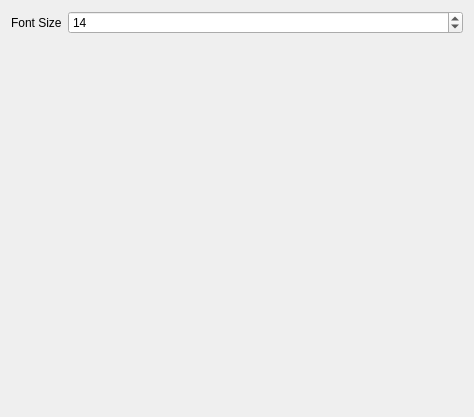
Old version of the form ui/QEditorSettings.ui in the repository tmontaigu/CloudCompare-PythonRuntime.
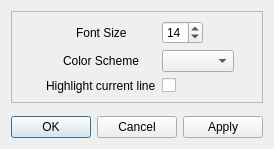
New version of the form.

Commit message:
Improve Editor settings & add color scheme
This makes the settings menu of the Editor nicer, and now it also have actual options

The more important one is a color scheme option, where we can now
chose between 2 color schemes (Default and Dracula)

 - Add color scheme selection to editor settings
 - Add checkbox to tell whether the current line should be highlighted
 - Use QSettings to persistently save settings

Patch:
```diff
--- a/ui/QEditorSettings.ui
+++ b/ui/QEditorSettings.ui
@@ -1,35 +1,97 @@
 <?xml version="1.0" encoding="UTF-8"?>
 <ui version="4.0">
  <class>QEditorSettings</class>
- <widget class="QWidget" name="QEditorSettings">
+ <widget class="QDialog" name="QEditorSettings">
   <property name="geometry">
    <rect>
     <x>0</x>
     <y>0</y>
-    <width>474</width>
-    <height>417</height>
+    <width>270</width>
+    <height>149</height>
    </rect>
   </property>
   <property name="windowTitle">
    <string>Form</string>
   </property>
-  <layout class="QFormLayout" name="formLayout">
-   <item row="1" column="0">
-    <widget class="QLabel" name="label">
-     <property name="text">
-      <string>Font Size</string>
+  <layout class="QVBoxLayout" name="verticalLayout_2">
+   <item>
+    <widget class="QFrame" name="frame">
+     <property name="frameShape">
+      <enum>QFrame::StyledPanel</enum>
      </property>
+     <property name="frameShadow">
+      <enum>QFrame::Raised</enum>
+     </property>
+     <layout class="QFormLayout" name="formLayout">
+      <property name="fieldGrowthPolicy">
+       <enum>QFormLayout::FieldsStayAtSizeHint</enum>
+      </property>
+      <property name="labelAlignment">
+       <set>Qt::AlignHCenter|Qt::AlignTop</set>
+      </property>
+      <property name="formAlignment">
+       <set>Qt::AlignHCenter|Qt::AlignTop</set>
+      </property>
+      <item row="0" column="0">
+       <widget class="QLabel" name="label">
+        <property name="text">
+         <string>Font Size</string>
+        </property>
+       </widget>
+      </item>
+      <item row="0" column="1">
+       <widget class="QSpinBox" name="fontSizeSpinBox">
+        <property name="value">
+         <number>14</number>
+        </property>
+       </widget>
+      </item>
+      <item row="1" column="0">
+       <widget class="QLabel" name="colorSchemeLabel">
+        <property name="text">
+         <string>Color Scheme</string>
+        </property>
+       </widget>
+      </item>
+      <item row="1" column="1">
+       <widget class="QComboBox" name="colorSchemeComboBox"/>
+      </item>
+      <item row="2" column="1">
+       <widget class="QCheckBox" name="highlightCurrentLineCheckBox">
+        <property name="text">
+         <string/>
+        </property>
+       </widget>
+      </item>
+      <item row="2" column="0">
+       <widget class="QLabel" name="label_2">
+        <property name="text">
+         <string>Highlight current line</string>
+        </property>
+       </widget>
+      </item>
+     </layout>
     </widget>
    </item>
-   <item row="1" column="1">
-    <widget class="QSpinBox" name="fontSizeSpinBox">
-     <property name="value">
-      <number>14</number>
+   <item>
+    <spacer name="verticalSpacer">
+     <property name="orientation">
+      <enum>Qt::Vertical</enum>
      </property>
-    </widget>
+     <property name="sizeHint" stdset="0">
+      <size>
+       <width>20</width>
+       <height>40</height>
+      </size>
+     </property>
+    </spacer>
    </item>
-   <item row="2" column="1">
-    <layout class="QFormLayout" name="formLayout_2"/>
+   <item>
+    <widget class="QDialogButtonBox" name="buttonBox">
+     <property name="standardButtons">
+      <set>QDialogButtonBox::Apply|QDialogButtonBox::Cancel|QDialogButtonBox::Ok</set>
+     </property>
+    </widget>
    </item>
   </layout>
  </widget>
```
Left out of the diff: 2 changed lines with no effect on the pictures. The commit also changes 12 other files.
